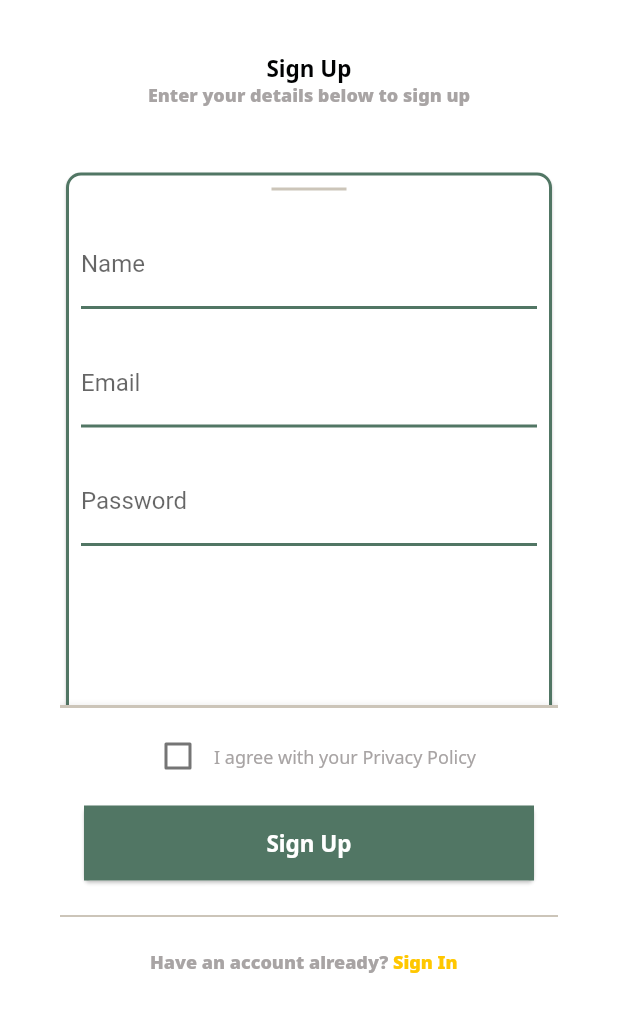
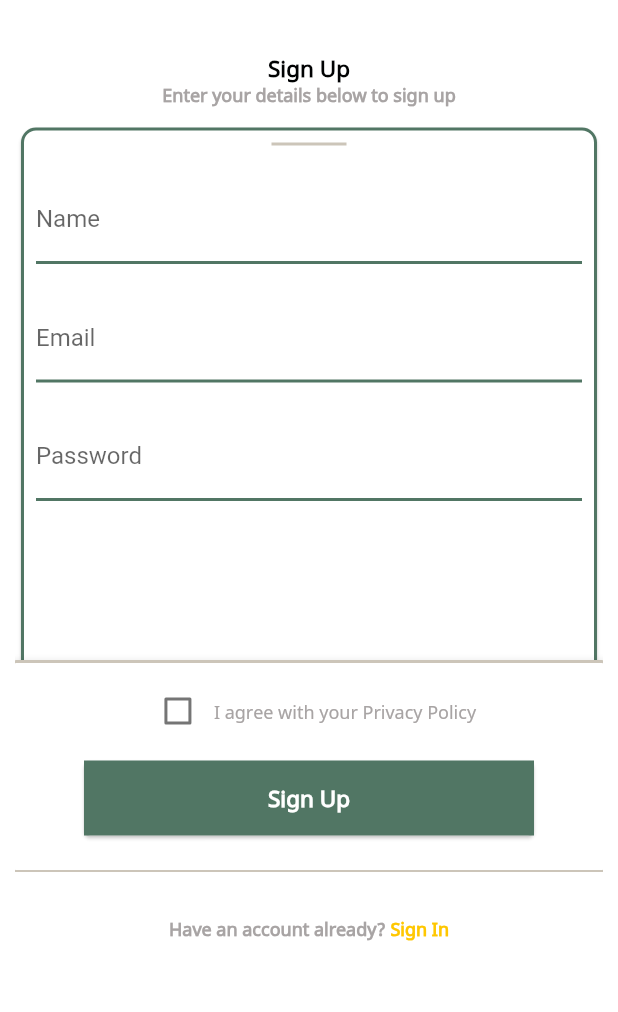
Before and after one commit to Omotola28/reading_retention_tool, a Flutter app: the SignInScreen widget shown alone on an empty page, opened directly, after a tap on "Sign In", after a tap on "Sign Up", on a phone screen of 412 x 824 dp. Shown: the top 1012 px of the screen. Run offline on Flutter 3.47's test engine with Material 2 defaults, Android fonts, the phone set to English and light mode, and no system bars; our stand-ins replace firebase_auth, flutter_spinkit, font_awesome_flutter; accounts and stored records are empty.

Commit message:
fixed sign in and sign up form

```diff
--- a/lib/custom_widgets/SignInForm.dart
+++ b/lib/custom_widgets/SignInForm.dart
@@ -1,5 +1,4 @@
 import 'package:flutter/material.dart';
-import 'package:reading_retention_tool/screens/SignUpScreen.dart';
 import 'package:reading_retention_tool/screens/HomeScreen.dart';
 import 'package:flutter/services.dart';
 import 'package:reading_retention_tool/constants/constants.dart';
@@ -25,7 +24,7 @@ class _SignInFormState extends State<SignInForm> {
     return Stack(
       children: <Widget>[
         Padding(
-          padding: EdgeInsets.all(40.0),
+          padding: EdgeInsets.all(10.0),
           child: Form(
             key: _signInKey,
             child: Container(
@@ -150,41 +149,6 @@ class _SignInFormState extends State<SignInForm> {
             ),
           ),
         ),
-        Positioned(
-          bottom: 2.0,
-          left: 110.0,
-          right: 110.0,
-          child: Row(
-            children: <Widget>[
-              Text(
-                "Dont have an account? ",
-                style: TextStyle(
-                  fontFamily: 'NotoSans',
-                  fontSize: 12.0,
-                  color: kHighlightColorDarkGrey,
-                  decoration: TextDecoration.none,
-                ),
-              ),
-              GestureDetector(
-                onTap: () {
-                  Navigator.push(context, MaterialPageRoute(builder: (context){
-                    SystemChrome.setSystemUIOverlayStyle(SystemUiOverlayStyle.dark);
-                    return SignUpScreen();
-                  }));
-                },
-                child: Text(
-                  "Sign Up",
-                  style: TextStyle(
-                    fontFamily: 'NotoSans',
-                    fontSize: 12.0,
-                    color: kSecondaryColor,
-                    decoration: TextDecoration.none,
-                  ),
-                ),
-              ),
-            ],
-          ),
-        )
       ],
     );
   }
--- a/lib/custom_widgets/SignUpForm.dart
+++ b/lib/custom_widgets/SignUpForm.dart
@@ -29,7 +29,7 @@ class _SignUpFormState extends State<SignUpForm> {
     return Stack(
       children: <Widget>[
         Padding(
-          padding: EdgeInsets.all(40.0),
+          padding: EdgeInsets.all(10.0),
           child: Form(
             key: _signUpKey,
             child: Container(
@@ -170,35 +170,6 @@ class _SignUpFormState extends State<SignUpForm> {
             ),
           ),
         ),
-        Positioned(
-          bottom: 2.0,
-          left: 100.0,
-          right: 100.0,
-          child: Row(
-            children: <Widget>[
-              Text(
-                "Have an account already? ",
-                style: kTrailingTextStyleDecoration,
-              ),
-              GestureDetector(
-                onTap: () {
-                  Navigator.push(context, MaterialPageRoute(builder: (context) {
-                    return SignInScreen();
-                  }));
-                },
-                child: Text(
-                  "Sign In",
-                  style: TextStyle(
-                    fontFamily: 'NotoSans',
-                    fontSize: 12.0,
-                    color: kSecondaryColor,
-                    decoration: TextDecoration.none,
-                  ),
-                ),
-              ),
-            ],
-          ),
-        ),
       ],
     );
   }
--- a/lib/main.dart
+++ b/lib/main.dart
@@ -19,6 +19,10 @@ void main() {
     );
   }
 
+  /**
+   * Setting the theme for the application the copyWith is used
+   * to indicate what we would like to copy all over our app
+   */
   SystemChrome.setSystemUIOverlayStyle(copyWith());
 
   runApp(
--- a/lib/screens/SignInScreen.dart
+++ b/lib/screens/SignInScreen.dart
@@ -1,6 +1,8 @@
 import 'package:flutter/material.dart';
 import 'package:reading_retention_tool/custom_widgets/SignInForm.dart';
 import 'package:reading_retention_tool/constants/constants.dart';
+import 'package:reading_retention_tool/screens/SignUpScreen.dart';
+import 'package:flutter/services.dart';
 
 class SignInScreen extends StatelessWidget {
   @override
@@ -20,6 +22,40 @@ class SignInScreen extends StatelessWidget {
               style: kTrailingTextStyleDecoration,
             ),
             SignInForm(),
+            Padding(
+              padding: const EdgeInsets.only(top: 20.0),
+              child: Row(
+                mainAxisAlignment: MainAxisAlignment.center,
+                children: <Widget>[
+                    Text(
+                      "Dont have an account? ",
+                      style: TextStyle(
+                        fontFamily: 'NotoSans',
+                        fontSize: 12.0,
+                        color: kHighlightColorDarkGrey,
+                        decoration: TextDecoration.none,
+                      ),
+                    ),
+                  GestureDetector(
+                    onTap: () {
+                      Navigator.push(context, MaterialPageRoute(builder: (context){
+                        SystemChrome.setSystemUIOverlayStyle(SystemUiOverlayStyle.dark);
+                        return SignUpScreen();
+                      }));
+                    },
+                    child: Text(
+                      "Sign Up",
+                      style: TextStyle(
+                        fontFamily: 'NotoSans',
+                        fontSize: 12.0,
+                        color: kSecondaryColor,
+                        decoration: TextDecoration.none,
+                      ),
+                    ),
+                  ),
+                ],
+              ),
+            ),
           ],
         ),
       ),
--- a/lib/screens/SignUpScreen.dart
+++ b/lib/screens/SignUpScreen.dart
@@ -1,6 +1,7 @@
 import 'package:flutter/material.dart';
 import 'package:reading_retention_tool/custom_widgets/SignUpForm.dart';
 import 'package:reading_retention_tool/constants/constants.dart';
+import 'package:reading_retention_tool/screens/SignInScreen.dart';
 
 class SignUpScreen extends StatelessWidget {
   @override
@@ -20,6 +21,34 @@ class SignUpScreen extends StatelessWidget {
               style: kTrailingTextStyleDecoration,
             ),
             SignUpForm(),
+            Padding(
+              padding: const EdgeInsets.only(top: 20.0),
+              child: Row(
+                mainAxisAlignment: MainAxisAlignment.center,
+                children: <Widget>[
+                  Text(
+                      "Have an account already? ",
+                      style: kTrailingTextStyleDecoration,
+                  ),
+                  GestureDetector(
+                    onTap: () {
+                      Navigator.push(context, MaterialPageRoute(builder: (context) {
+                        return SignInScreen();
+                      }));
+                    },
+                    child: Text(
+                      "Sign In",
+                      style: TextStyle(
+                        fontFamily: 'NotoSans',
+                        fontSize: 12.0,
+                        color: kSecondaryColor,
+                        decoration: TextDecoration.none,
+                      ),
+                    ),
+                  ),
+                ],
+              ),
+            ),
           ],
         ),
       ),
--- a/lib/screens/WelcomePage.dart
+++ b/lib/screens/WelcomePage.dart
@@ -15,8 +15,8 @@ class _WelcomePage extends State<WelcomePage> {
   @override
   void initState(){
     super.initState();
+    //This function loadGetStartedScreen should be called when this screen shows after 3 secs
     SchedulerBinding.instance.addPostFrameCallback((_) => loadGetStartedScreen());
-
   }
 
   void loadGetStartedScreen(){
```
Also changed, not shown: fonts/Barriecito-Regular.ttf (added), fonts/NotoSans-Regular.ttf (added).
